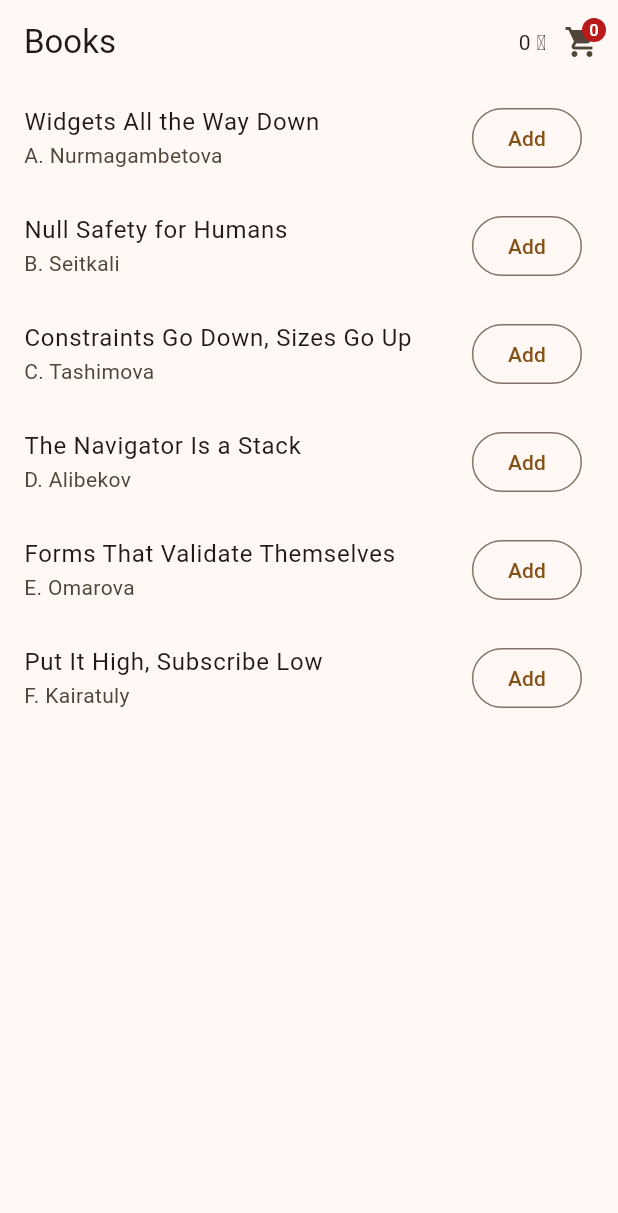
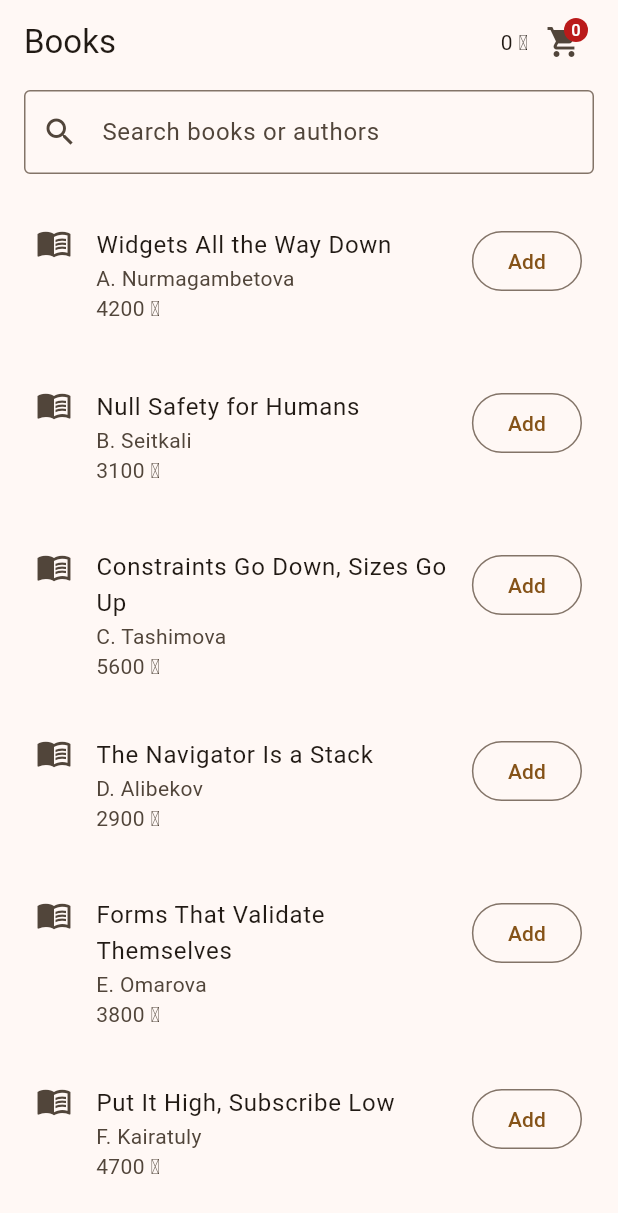
Before and after one commit to Yerasyl2006/flutter-2026-yerassyl, a Flutter app: the screen it shows after launch, on a phone screen of 412 x 824 dp. Shown: the top 1213 px of the screen. Run offline on Flutter 3.47's test engine with Material 3 defaults, Android fonts, the phone set to English and light mode, and no system bars.

Commit message:
Complete provider cart with scoped subscriptions and evidence

```diff
--- a/lib/books_screen.dart
+++ b/lib/books_screen.dart
@@ -1,42 +1,87 @@
 import 'package:flutter/material.dart';
-import 'main.dart';
+import 'package:provider/provider.dart';
+import 'models/book.dart';
+import 'models/cart.dart';
 import 'cart_badge.dart';
 
-class BooksScreen extends StatelessWidget {
-  const BooksScreen({
-    super.key,
-    required this.cart,
-    required this.total,
-    required this.onAdd,
-  });
-  final List<Book> cart;
-  final int total;
-  final void Function(Book) onAdd;
+class BooksScreen extends StatefulWidget {
+  const BooksScreen({super.key});
+  @override
+  State<BooksScreen> createState() => _BooksScreenState();
+}
+
+class _BooksScreenState extends State<BooksScreen> {
+  String _query = '';
   @override
   Widget build(BuildContext context) {
     debugPrint('BooksScreen build');
+    final filtered =
+        books
+            .where(
+              (b) => '${b.title} ${b.author}'.toLowerCase().contains(
+                _query.toLowerCase(),
+              ),
+            )
+            .toList();
     return Scaffold(
       appBar: AppBar(
         title: const Text('Books'),
-        actions: [CartBadge(count: cart.length, total: total)],
+        actions: const [CartBadge()],
+        bottom: PreferredSize(
+          preferredSize: const Size.fromHeight(76),
+          child: Padding(
+            padding: const EdgeInsets.fromLTRB(16, 0, 16, 16),
+            child: TextField(
+              decoration: const InputDecoration(
+                prefixIcon: Icon(Icons.search),
+                hintText: 'Search books or authors',
+                border: OutlineInputBorder(),
+              ),
+              onChanged: (value) => setState(() => _query = value),
+            ),
+          ),
+        ),
       ),
-      body: ListView(
-        children:
-            books.map((b) {
-              debugPrint('row ${b.title}');
-              return ListTile(
-                title: Text(b.title),
-                subtitle: Text(b.author),
-                trailing:
-                    cart.contains(b)
-                        ? const Text('Added')
-                        : OutlinedButton(
-                          onPressed: () => onAdd(b),
-                          child: const Text('Add'),
-                        ),
-              );
-            }).toList(),
-      ),
+      body:
+          filtered.isEmpty
+              ? const Center(child: Text('No books found'))
+              : ListView(
+                children: filtered.map((b) => BookRow(book: b)).toList(),
+              ),
     );
   }
 }
+
+class BookRow extends StatelessWidget {
+  const BookRow({super.key, required this.book});
+  final Book book;
+  @override
+  Widget build(BuildContext context) {
+    debugPrint('row ${book.title}');
+    final added = context.select<Cart, bool>((c) => c.items.contains(book));
+    return ListTile(
+      contentPadding: const EdgeInsets.symmetric(horizontal: 24, vertical: 10),
+      leading: const Icon(Icons.menu_book),
+      title: Text(book.title),
+      subtitle: Text('${book.author}\n${book.price} ₸'),
+      isThreeLine: true,
+      trailing:
+          added
+              ? const Text('Added')
+              : OutlinedButton(
+                onPressed: () {
+                  final ok = context.read<Cart>().add(book);
+                  if (ok) {
+                    ScaffoldMessenger.of(context).showSnackBar(
+                      const SnackBar(
+                        content: Text('Added'),
+                        duration: Duration(seconds: 1),
+                      ),
+                    );
+                  }
+                },
+                child: const Text('Add'),
+              ),
+    );
+  }
+}
--- a/lib/cart_badge.dart
+++ b/lib/cart_badge.dart
@@ -1,21 +1,36 @@
 import 'package:flutter/material.dart';
+import 'package:provider/provider.dart';
+import 'models/cart.dart';
 
 class CartBadge extends StatelessWidget {
-  const CartBadge({super.key, required this.count, required this.total});
-  final int count;
-  final int total;
+  const CartBadge({super.key});
   @override
-  Widget build(BuildContext context) => Row(
+  Widget build(BuildContext context) {
+    final n = context.select<Cart, int>((c) => c.count);
+    debugPrint('badge build');
+    return Row(
+      mainAxisSize: MainAxisSize.min,
       children: [
-      Text('$total ₸'),
+        const _BadgeTotal(),
         IconButton(
           tooltip: 'Open cart',
           onPressed: () => Navigator.of(context).pushNamed('/cart'),
           icon: Badge(
-          label: Text('$count'),
+            label: Text('$n'),
             child: const Icon(Icons.shopping_cart),
           ),
         ),
+        const SizedBox(width: 12),
       ],
     );
   }
+}
+
+class _BadgeTotal extends StatelessWidget {
+  const _BadgeTotal();
+  @override
+  Widget build(BuildContext context) {
+    final total = context.select<Cart, int>((c) => c.total);
+    return Text('$total ₸');
+  }
+}
--- a/lib/main.dart
+++ b/lib/main.dart
@@ -1,46 +1,25 @@
 import 'package:flutter/material.dart';
+import 'package:provider/provider.dart';
+import 'models/cart.dart';
 import 'books_screen.dart';
 import 'cart_screen.dart';
 
-void main() => runApp(const Shell());
+void main() =>
+    runApp(ChangeNotifierProvider(create: (_) => Cart(), child: const Shell()));
 
-class Book {
-  const Book(this.title, this.author, this.price);
-  final String title;
-  final String author;
-  final int price;
-}
-
-const books = [
-  Book('Widgets All the Way Down', 'A. Nurmagambetova', 4200),
-  Book('Null Safety for Humans', 'B. Seitkali', 3100),
-  Book('Constraints Go Down, Sizes Go Up', 'C. Tashimova', 5600),
-  Book('The Navigator Is a Stack', 'D. Alibekov', 2900),
-  Book('Forms That Validate Themselves', 'E. Omarova', 3800),
-  Book('Put It High, Subscribe Low', 'F. Kairatuly', 4700),
-];
-
-class Shell extends StatefulWidget {
+class Shell extends StatelessWidget {
   const Shell({super.key});
   @override
-  State<Shell> createState() => _ShellState();
-}
-
-class _ShellState extends State<Shell> {
-  final List<Book> _cart = [];
-  void _add(Book b) => setState(() => _cart.add(b));
-  void _remove(Book b) => setState(() => _cart.remove(b));
-  @override
   Widget build(BuildContext context) => MaterialApp(
-    theme: ThemeData(colorSchemeSeed: Colors.orange),
+    title: 'Practice 9 — Bookshop',
+    debugShowCheckedModeBanner: false,
+    theme: ThemeData(
+      colorScheme: ColorScheme.fromSeed(seedColor: Colors.orange),
+      useMaterial3: true,
+    ),
     routes: {
-      '/':
-          (_) => BooksScreen(
-            cart: _cart,
-            total: _cart.fold(0, (s, b) => s + b.price),
-            onAdd: _add,
-          ),
-      '/cart': (_) => CartScreen(items: _cart, onRemove: _remove),
+      '/': (_) => const BooksScreen(),
+      '/cart': (_) => const CartScreen(),
     },
   );
 }
--- /dev/null
+++ b/lib/models/book.dart
@@ -0,0 +1,15 @@
+class Book {
+  const Book(this.title, this.author, this.price);
+  final String title;
+  final String author;
+  final int price;
+}
+
+const books = [
+  Book('Widgets All the Way Down', 'A. Nurmagambetova', 4200),
+  Book('Null Safety for Humans', 'B. Seitkali', 3100),
+  Book('Constraints Go Down, Sizes Go Up', 'C. Tashimova', 5600),
+  Book('The Navigator Is a Stack', 'D. Alibekov', 2900),
+  Book('Forms That Validate Themselves', 'E. Omarova', 3800),
+  Book('Put It High, Subscribe Low', 'F. Kairatuly', 4700),
+];
--- /dev/null
+++ b/lib/models/cart.dart
@@ -0,0 +1,33 @@
+import 'package:flutter/foundation.dart';
+import 'book.dart';
+
+class Cart extends ChangeNotifier {
+  final Map<Book, int> _qty = {};
+  List<Book> get items => List<Book>.unmodifiable(_qty.keys);
+  int get count => _qty.length;
+  int get total =>
+      _qty.entries.fold(0, (sum, entry) => sum + entry.key.price * entry.value);
+  int qtyOf(Book book) => _qty[book] ?? 0;
+  bool add(Book book) {
+    if (_qty.containsKey(book)) return false;
+    _qty[book] = 1;
+    notifyListeners();
+    return true;
+  }
+
+  void remove(Book book) {
+    _qty.remove(book);
+    notifyListeners();
+  }
+
+  void increment(Book book) {
+    if (!_qty.containsKey(book)) return;
+    _qty[book] = _qty[book]! + 1;
+    notifyListeners();
+  }
+
+  void clear() {
+    _qty.clear();
+    notifyListeners();
+  }
+}
--- a/pubspec.yaml
+++ b/pubspec.yaml
@@ -34,6 +34,7 @@ dependencies:
   # The following adds the Cupertino Icons font to your application.
   # Use with the CupertinoIcons class for iOS style icons.
   cupertino_icons: ^1.0.8
+  provider: ^6.1.5+1
 
 dev_dependencies:
   flutter_test:
```
Also changed, not shown: lib/cart_screen.dart (+93 -11 lines), pubspec.lock, screenshot_books.png (added), screenshot_cart.png (added), 3 other files. Lines whose indentation alone changed are shown as unchanged.
